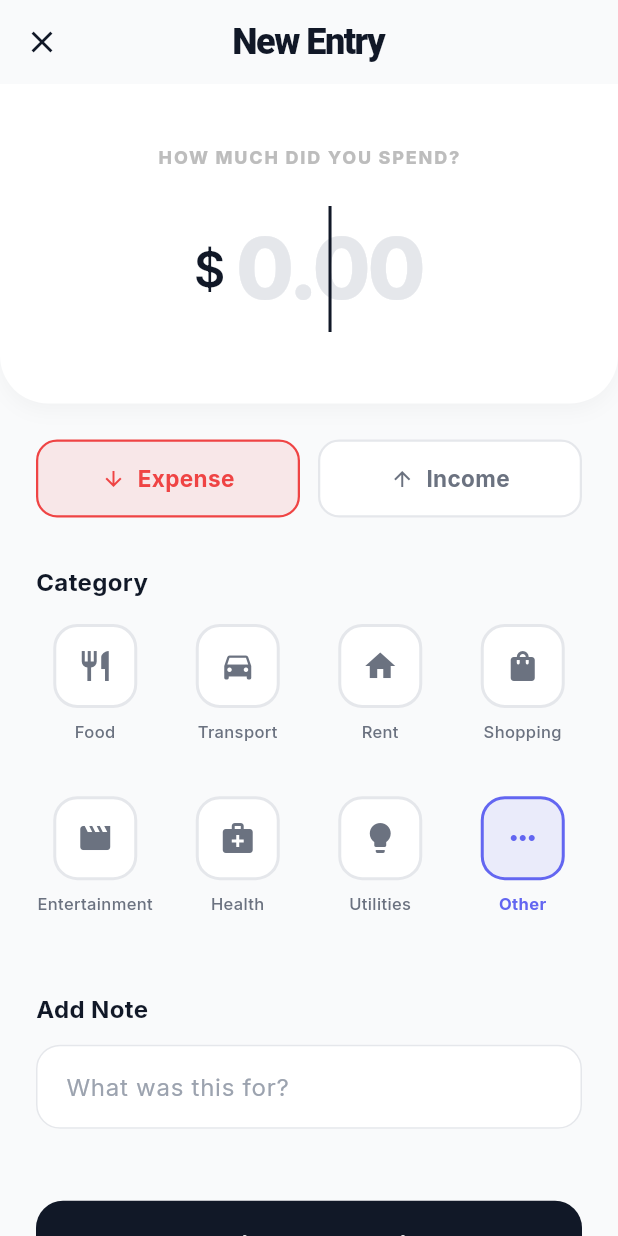
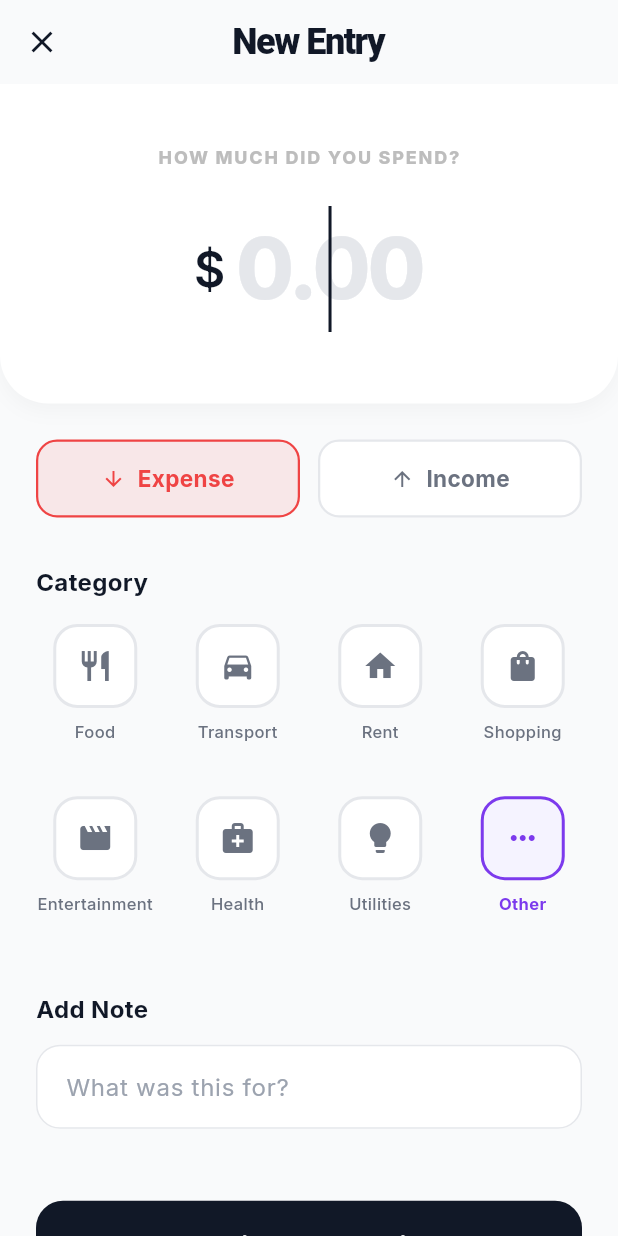
Before and after one commit to ermiyashenok/apps, a Flutter app: the screen it shows after launch, after a tap on the "add" icon, on a phone screen of 412 x 824 dp. Run offline on Flutter 3.47's test engine with Material 3 defaults, Android fonts, the phone set to English and light mode, and no system bars; our stand-ins replace fl_chart, geocoding, geolocator, google_fonts, shared_preferences, table_calendar; network calls fail.

Commit message:
fixed up the ui

```diff
--- a/account_manager/lib/main.dart
+++ b/account_manager/lib/main.dart
@@ -27,9 +27,11 @@ class AccountManagerApp extends StatelessWidget {
       theme: ThemeData(
         useMaterial3: true,
         colorScheme: ColorScheme.fromSeed(
-          seedColor: const Color(0xFF000000), // Pure Black for max contrast
-          primary: const Color(0xFF111827),
-          secondary: const Color(0xFF6366F1), // Rich Indigo accent
+          seedColor: const Color(0xFF7C3AED), // Subtle Purple seed
+          primary: const Color(0xFF111827), // Keep primary dark for premium feel
+          secondary: const Color(0xFF7C3AED), // Main purple accent
+          secondaryContainer: const Color(0xFFF5F3FF), // Very subtle purple for button backgrounds
+          onSecondaryContainer: const Color(0xFF7C3AED), // Purple text/icons on subtle background
           surface: Colors.white,
         ),
         scaffoldBackgroundColor: const Color(0xFFFCFCFD), // Ultra crisp almost-white
--- a/account_manager/lib/screens/add_transaction_screen.dart
+++ b/account_manager/lib/screens/add_transaction_screen.dart
@@ -192,12 +192,12 @@ class _AddTransactionScreenState extends State<AddTransactionScreen> {
                               width: 56,
                               decoration: BoxDecoration(
                                 color: isSelected
-                                    ? const Color(0xFF6366F1).withOpacity(0.1)
+                                    ? Theme.of(context).colorScheme.secondaryContainer
                                     : Colors.white,
                                 borderRadius: BorderRadius.circular(16),
                                 border: Border.all(
                                   color: isSelected
-                                      ? const Color(0xFF6366F1)
+                                      ? Theme.of(context).colorScheme.secondary
                                       : const Color(0xFFE5E7EB),
                                   width: 2,
                                 ),
@@ -205,7 +205,7 @@ class _AddTransactionScreenState extends State<AddTransactionScreen> {
                               child: Icon(
                                 cat['icon'],
                                 color: isSelected
-                                    ? const Color(0xFF6366F1)
+                                    ? Theme.of(context).colorScheme.secondary
                                     : const Color(0xFF6B7280),
                                 size: 24,
                               ),
@@ -217,7 +217,7 @@ class _AddTransactionScreenState extends State<AddTransactionScreen> {
                                 fontSize: 11,
                                 fontWeight: isSelected ? FontWeight.w700 : FontWeight.w500,
                                 color: isSelected
-                                    ? const Color(0xFF6366F1)
+                                    ? Theme.of(context).colorScheme.secondary
                                     : const Color(0xFF6B7280),
                               ),
                               textAlign: TextAlign.center,
@@ -259,7 +259,7 @@ class _AddTransactionScreenState extends State<AddTransactionScreen> {
                       ),
                       focusedBorder: OutlineInputBorder(
                         borderRadius: BorderRadius.circular(16),
-                        borderSide: const BorderSide(color: Color(0xFF6366F1), width: 2),
+                        borderSide: BorderSide(color: Theme.of(context).colorScheme.secondary, width: 2),
                       ),
                     ),
                   ),
--- a/account_manager/lib/screens/home_screen.dart
+++ b/account_manager/lib/screens/home_screen.dart
@@ -199,10 +199,10 @@ class HomeScreen extends StatelessWidget {
     width: 40,
     height: 40,
     decoration: BoxDecoration(
-      color: Colors.black,
+      color: Theme.of(context).colorScheme.secondaryContainer,
       borderRadius: BorderRadius.circular(20),
     ),
-    child: const Icon(Icons.add_rounded, size: 22, color: Colors.white),
+    child: Icon(Icons.add_rounded, size: 22, color: Theme.of(context).colorScheme.onSecondaryContainer),
   ),
 ),
     ],
@@ -343,8 +343,8 @@ class HomeScreen extends StatelessWidget {
                     ),
                   ),
                   style: ElevatedButton.styleFrom(
-                    backgroundColor: Colors.black,
-                    foregroundColor: Colors.white,
+                    backgroundColor: Theme.of(context).colorScheme.secondaryContainer,
+                    foregroundColor: Theme.of(context).colorScheme.onSecondaryContainer,
                     elevation: 0,
                     shape: RoundedRectangleBorder(
                       borderRadius: BorderRadius.circular(20),
```
Also changed, not shown: account_manager/lib/screens/consultant_screen.dart (+24 -12 lines), 1 other file.
